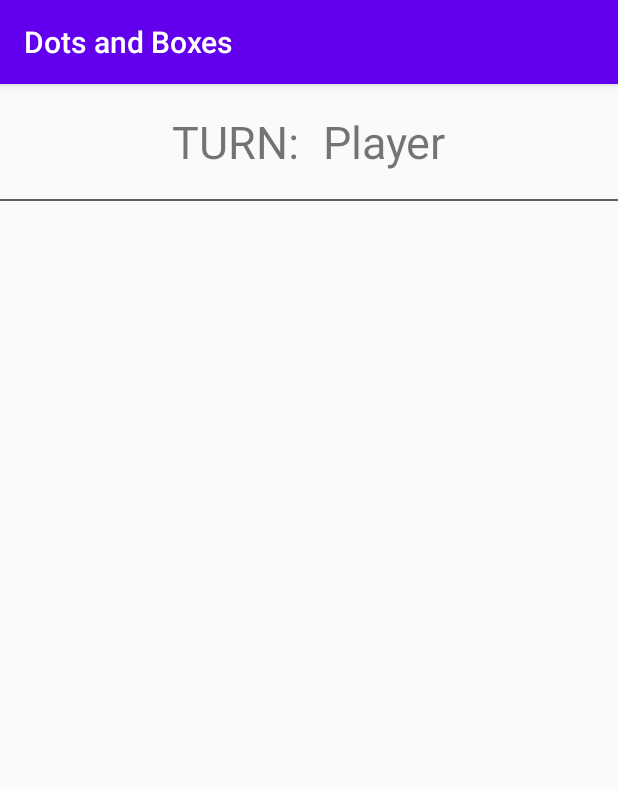
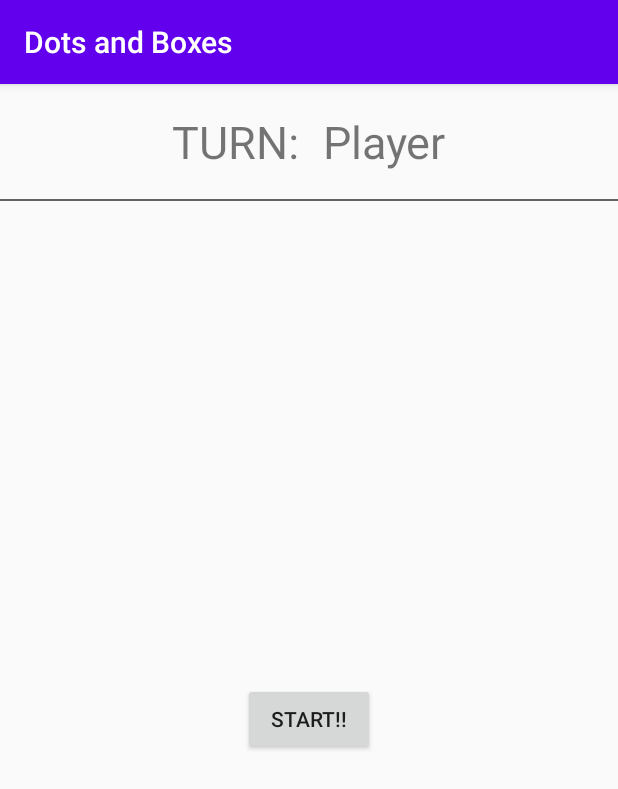
Before and after one commit to Gokul-31/Dots-and-Boxes, an Android app: the GridActivity screen opened directly, with no data from a screen before it, on a phone screen of 412 x 824 dp. Shown: the top 789 px of the screen. Run offline under Robolectric (Android 15) with nearby library versions, the phone set to English and light mode, and no system bars.

Commit message:
Drawing grid

```diff
--- a/app/src/main/java/com/example/android/dotsandboxes/GridActivity.java
+++ b/app/src/main/java/com/example/android/dotsandboxes/GridActivity.java
@@ -2,23 +2,122 @@ package com.example.android.dotsandboxes;
 
 import androidx.appcompat.app.AppCompatActivity;
 
+import android.annotation.SuppressLint;
 import android.content.Intent;
+import android.graphics.Bitmap;
+import android.graphics.Canvas;
+import android.graphics.Paint;
 import android.os.Bundle;
+import android.util.Log;
+import android.view.MotionEvent;
+import android.view.View;
+import android.view.ViewGroup;
+import android.widget.Button;
+import android.widget.ImageView;
 
 public class GridActivity extends AppCompatActivity {
 
     private String P1name;
     private String P2name;
     private int Size;
+    private ViewGroup gridLayout;
+    private Button start;
+    private ImageView imageView;
+    private Canvas mCanvas;
+    private Bitmap mBitmap;
+    private Paint mPaint= new Paint();
+    private int viewWidth;
+    private int viewHeight;
+    private final int xMarginSpacing=25;
+    private int yMarginSpacing;
+    private int xyGrid;
+    private int lineLength;
+    private int X;
+    private int Y;
+    private boolean flag1=false;   //whether the canvas has been created
+    private int[] xPoints;
+    private int[] yPoints;
 
+    @SuppressLint("ClickableViewAccessibility")
     @Override
     protected void onCreate(Bundle savedInstanceState) {
         super.onCreate(savedInstanceState);
         setContentView(R.layout.activity_grid);
 
-        Intent gridActivity=getIntent();
+        final Intent gridActivity=getIntent();
         P1name=gridActivity.getStringExtra("p1");
         P2name=gridActivity.getStringExtra("p2");
         Size=gridActivity.getIntExtra("Size",5);
+
+        //save for the views
+        gridLayout=findViewById(R.id.gridLayout);
+        start=findViewById(R.id.start);
+        imageView=findViewById(R.id.gridImageView);
+        xPoints=new int[Size];
+        yPoints=new int[Size];
+
+        //clickListener for the button
+        start.setOnClickListener(new View.OnClickListener() {
+            @Override
+            public void onClick(View v) {
+                gridLayout.removeView(start);   //works
+                //setGrid
+                viewWidth=imageView.getWidth();
+                viewHeight=imageView.getHeight();
+
+                mPaint.setColor(getResources().getColor(R.color.black));
+                mBitmap=Bitmap.createBitmap(viewWidth,viewHeight, Bitmap.Config.ARGB_8888);
+                imageView.setImageBitmap(mBitmap);
+                mCanvas=new Canvas(mBitmap);
+                flag1=true;
+
+                //draw grid points
+                ////ready values
+                xyGrid=viewWidth-2*xMarginSpacing;
+                lineLength=xyGrid/(Size-1);
+                yMarginSpacing=(viewHeight-xyGrid)/2;
+
+//                Log.i("MainActivity", "onClick: "+xPoints.length);
+//                Log.i("MainActivity", "onClick: "+viewWidth);
+//                Log.i("MainActivity", "onClick: "+viewHeight);
+//                Log.i("MainActivity", "onClick: "+xMarginSpacing);
+//                Log.i("MainActivity", "onClick: "+yMarginSpacing);
+//                Log.i("MainActivity", "onClick: "+xGrid);
+//                Log.i("MainActivity", "onClick: "+yGrid);
+//                Log.i("MainActivity", "onClick: "+lineLength);
+
+                //draw
+                xPoints[0]=xMarginSpacing;
+                yPoints[0]=yMarginSpacing;
+                for(int i=1;i<Size;i++){
+                    xPoints[i]=xPoints[i-1]+lineLength;
+                    yPoints[i]=yPoints[i-1]+lineLength;
+                }
+
+                for (int i=0;i<Size;i++){
+                    Log.i("MainActivity", "onClick: "+xPoints[i]);
+                }
+
+                for(int i=0;i<Size;i++){
+                    for(int j=0;j<Size;j++){
+                        mCanvas.drawCircle(xPoints[i],yPoints[j],14,mPaint);
+                    }
+                }
+
+                //drawing done
+            }
+        });
+
+//        imageView.setOnTouchListener(new View.OnTouchListener() {
+//            @Override
+//            public boolean onTouch(View v, MotionEvent event) {
+//
+//                if(flag1){
+//                    X=event.getX()
+//                }
+//                return true;
+//            }
+//        });
+
     }
 }
--- a/app/src/main/java/com/example/android/dotsandboxes/MainActivity.java
+++ b/app/src/main/java/com/example/android/dotsandboxes/MainActivity.java
@@ -3,10 +3,12 @@ package com.example.android.dotsandboxes;
 import androidx.appcompat.app.AppCompatActivity;
 
 import android.content.Intent;
+import android.media.Image;
 import android.os.Bundle;
 import android.view.View;
 import android.widget.Button;
 import android.widget.EditText;
+import android.widget.ImageView;
 import android.widget.Toast;
 
 public class MainActivity extends AppCompatActivity {
--- a/app/src/main/res/layout/activity_grid.xml
+++ b/app/src/main/res/layout/activity_grid.xml
@@ -20,24 +20,53 @@
             android:id="@+id/turnText"
             android:layout_width="wrap_content"
             android:layout_height="wrap_content"
+            android:padding="8dp"
             android:text="@string/turns"
-            android:textSize="30sp"
-            android:padding="8dp" />
+            android:textSize="30sp" />
 
         <TextView
             android:id="@+id/turns"
             android:layout_width="wrap_content"
             android:layout_height="wrap_content"
+            android:padding="8dp"
             android:text="@string/player"
-            android:textSize="30sp"
-            android:padding="8dp"/>
+            android:textSize="30sp" />
     </LinearLayout>
 
     <TextView
         android:id="@+id/line"
         android:layout_width="match_parent"
         android:layout_height="1dp"
+        android:layout_marginTop="10dp"
         android:background="@color/Gray"
-        app:layout_constraintTop_toBottomOf="@id/turnsLayout"
-        android:layout_marginTop="10dp"/>
+        app:layout_constraintTop_toBottomOf="@id/turnsLayout" />
+
+    <LinearLayout
+        android:layout_width="match_parent"
+        android:layout_height="0dp"
+        app:layout_constraintBottom_toBottomOf="parent"
+        app:layout_constraintTop_toBottomOf="@id/line">
+
+        <androidx.constraintlayout.widget.ConstraintLayout
+            android:id="@+id/gridLayout"
+            android:layout_width="match_parent"
+            android:layout_height="match_parent">
+
+            <ImageView
+                android:id="@+id/gridImageView"
+                android:layout_width="match_parent"
+                android:layout_height="match_parent"
+                android:layout_margin="15dp" />
+            <Button
+                android:id="@+id/start"
+                android:layout_width="wrap_content"
+                android:layout_height="wrap_content"
+                android:text="@string/start"
+                android:padding="10dp"
+                app:layout_constraintBottom_toBottomOf="@id/gridImageView"
+                app:layout_constraintTop_toTopOf="@id/gridImageView"
+                app:layout_constraintLeft_toLeftOf="@id/gridImageView"
+                app:layout_constraintRight_toRightOf="@id/gridImageView"/>
+        </androidx.constraintlayout.widget.ConstraintLayout>
+    </LinearLayout>
 </androidx.constraintlayout.widget.ConstraintLayout>
--- a/app/src/main/res/layout/activity_main.xml
+++ b/app/src/main/res/layout/activity_main.xml
@@ -66,11 +66,13 @@
         android:hint="@string/grid_size_number"
         android:inputType="number"
         android:autofillHints="5"
+        android:textAlignment="center"
         app:layout_constraintBottom_toTopOf="@+id/Go"
         app:layout_constraintEnd_toEndOf="parent"
         app:layout_constraintHorizontal_bias="0.5"
         app:layout_constraintStart_toStartOf="parent"
-        app:layout_constraintTop_toBottomOf="@+id/player2_name" />
+        app:layout_constraintTop_toBottomOf="@+id/player2_name"
+        android:gravity="center_horizontal" />
 
     <Button
         android:id="@+id/Go"
--- a/app/src/main/res/values/colors.xml
+++ b/app/src/main/res/values/colors.xml
@@ -4,4 +4,5 @@
     <color name="colorPrimaryDark">#3700B3</color>
     <color name="colorAccent">#03DAC5</color>
     <color name="Gray">#616161</color>
+    <color name="black">#000000</color>
 </resources>
--- a/app/src/main/res/values/strings.xml
+++ b/app/src/main/res/values/strings.xml
@@ -8,4 +8,5 @@
     <string name="grid_size_number">grid size(number>2)</string>
     <string name="turns">TURN:</string>
     <string name="player">Player</string>
+    <string name="start">Start!!</string>
 </resources>
```
Also changed, not shown: app/src/main/java/com/example/android/dotsandboxes/Box.java (added, +35 -0 lines).
